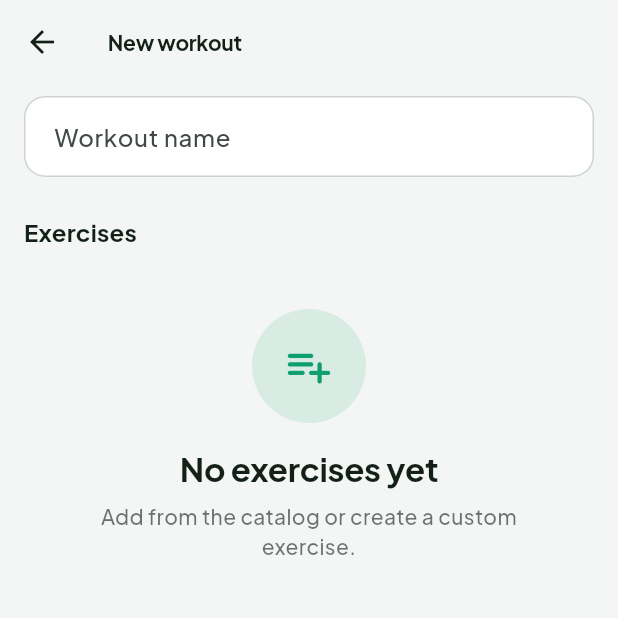
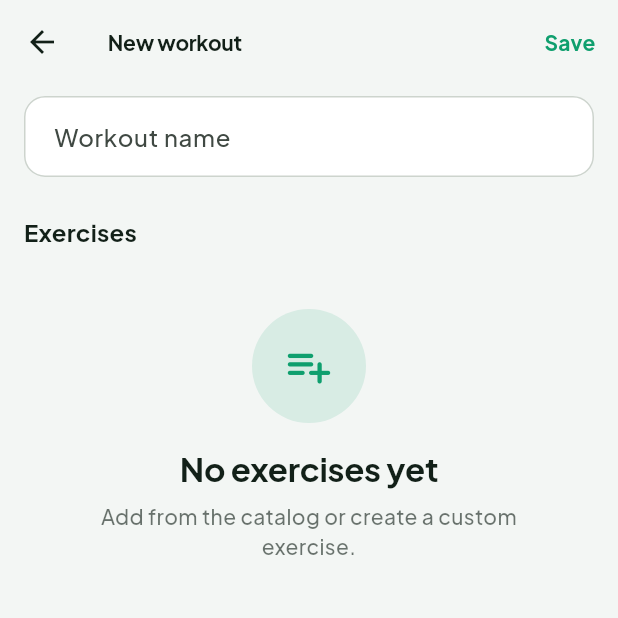
Before and after one commit to kuikai/stackfit, a Flutter app: the WorkoutEditorScreen screen opened directly, on a phone screen of 412 x 824 dp, the top half of it. Run offline on Flutter 3.47's test engine with Material 3 defaults, Android fonts, the phone set to English and light mode, and no system bars; our stand-ins replace flutter_riverpod, google_fonts, shared_preferences, wakelock_plus; accounts and stored records are empty.

Commit message:
Add Save actions to the workout and exercise editor app bars.
Keep the bottom buttons and make save reachable without scrolling to the footer.

Co-authored-by: Cursor <cursoragent@cursor.com>

```diff
--- a/lib/screens/exercise_editor/exercise_editor_screen.dart
+++ b/lib/screens/exercise_editor/exercise_editor_screen.dart
@@ -69,6 +69,12 @@ class _ExerciseEditorScreenState extends State<ExerciseEditorScreen> {
     return Scaffold(
       appBar: AppBar(
         title: Text(isEditing ? 'Edit exercise' : 'Add exercise'),
+        actions: [
+          TextButton(
+            onPressed: _save,
+            child: Text(isEditing ? 'Save' : 'Add'),
+          ),
+        ],
       ),
       body: ListView(
         padding: const EdgeInsets.fromLTRB(16, 8, 16, 120),
--- a/lib/screens/workout_editor/workout_editor_screen.dart
+++ b/lib/screens/workout_editor/workout_editor_screen.dart
@@ -57,6 +57,12 @@ class _WorkoutEditorScreenState extends ConsumerState<WorkoutEditorScreen> {
     return Scaffold(
       appBar: AppBar(
         title: Text(_isNew ? 'New workout' : 'Edit workout'),
+        actions: [
+          TextButton(
+            onPressed: _saving ? null : _save,
+            child: const Text('Save'),
+          ),
+        ],
       ),
       body: ListView(
         padding: const EdgeInsets.fromLTRB(16, 8, 16, 24),
```
